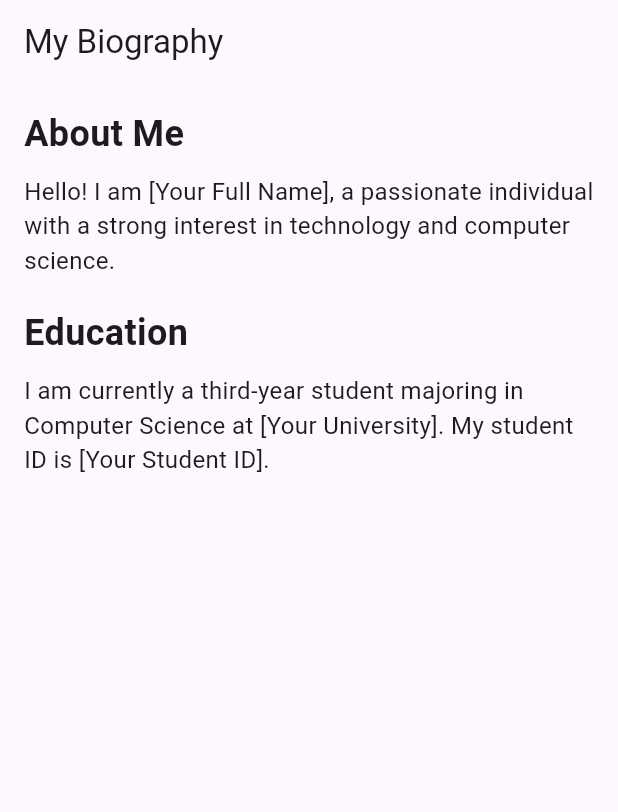
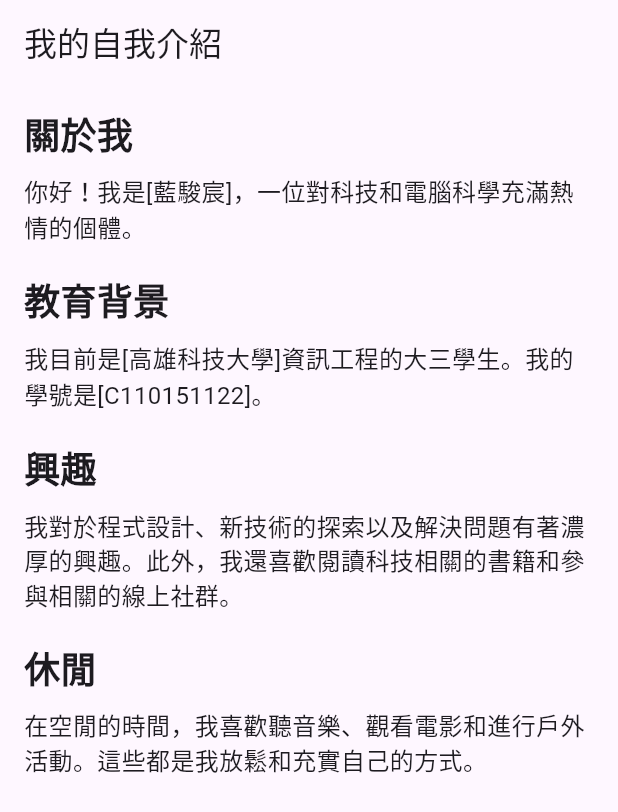
Before and after one commit to C110151122/autobiography, a Flutter app: the screen it shows after launch, on a phone screen of 412 x 824 dp. Shown: the top 812 px of the screen. Run offline on Flutter 3.47's test engine with Material 3 defaults, Android fonts, the phone set to English and light mode, and no system bars.

Commit message:
今天
修改

```diff
--- a/lib/main.dart
+++ b/lib/main.dart
@@ -8,7 +8,7 @@ class MyApp extends StatelessWidget {
   @override
   Widget build(BuildContext context) {
     return MaterialApp(
-      title: 'My Biography App',
+      title: '我的自我介紹應用',
       theme: ThemeData(
         primarySwatch: Colors.blue,
       ),
@@ -22,7 +22,7 @@ class MyBiography extends StatelessWidget {
   Widget build(BuildContext context) {
     return Scaffold(
       appBar: AppBar(
-        title: Text('My Biography'),
+        title: Text('我的自我介紹'),
       ),
       body: Padding(
         padding: const EdgeInsets.all(16.0),
@@ -30,25 +30,45 @@ class MyBiography extends StatelessWidget {
           crossAxisAlignment: CrossAxisAlignment.start,
           children: [
             Text(
-              'About Me',
+              '關於我',
               style: TextStyle(fontSize: 24, fontWeight: FontWeight.bold),
             ),
             SizedBox(height: 10),
             Text(
-              'Hello! I am [Your Full Name], a passionate individual with a strong interest in technology and computer science.',
+              '你好！我是[藍駿宸]，一位對科技和電腦科學充滿熱情的個體。',
               style: TextStyle(fontSize: 16),
             ),
             SizedBox(height: 20),
             Text(
-              'Education',
+              '教育背景',
               style: TextStyle(fontSize: 24, fontWeight: FontWeight.bold),
             ),
             SizedBox(height: 10),
             Text(
-              'I am currently a third-year student majoring in Computer Science at [Your University]. My student ID is [Your Student ID].',
+              '我目前是[高雄科技大學]資訊工程的大三學生。我的學號是[C110151122]。',
               style: TextStyle(fontSize: 16),
             ),
-            // Add more sections about your skills, projects, and aspirations.
+            SizedBox(height: 20),
+            Text(
+              '興趣',
+              style: TextStyle(fontSize: 24, fontWeight: FontWeight.bold),
+            ),
+            SizedBox(height: 10),
+            Text(
+              '我對於程式設計、新技術的探索以及解決問題有著濃厚的興趣。此外，我還喜歡閱讀科技相關的書籍和參與相關的線上社群。',
+              style: TextStyle(fontSize: 16),
+            ),
+            SizedBox(height: 20),
+            Text(
+              '休閒',
+              style: TextStyle(fontSize: 24, fontWeight: FontWeight.bold),
+            ),
+            SizedBox(height: 10),
+            Text(
+              '在空閒的時間，我喜歡聽音樂、觀看電影和進行戶外活動。這些都是我放鬆和充實自己的方式。',
+              style: TextStyle(fontSize: 16),
+            ),
+            // 在這裡添加更多有關技能、專案等的內容。
           ],
         ),
       ),
```
